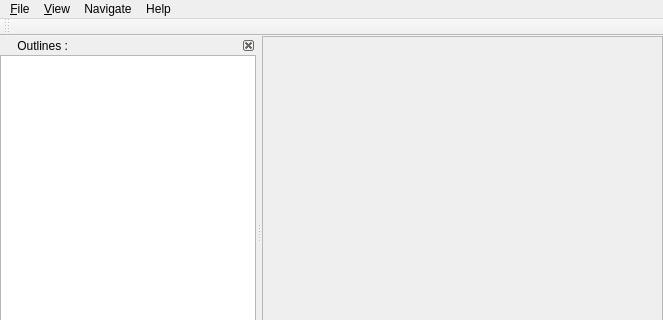
First picture: the form in data/mainwindow.ui, repository ksharindam/gospel-pdf-viewer, before the edit; both pictures show x 0 to 663 and y 0 to 320 of the 663 by 493 pixel window.
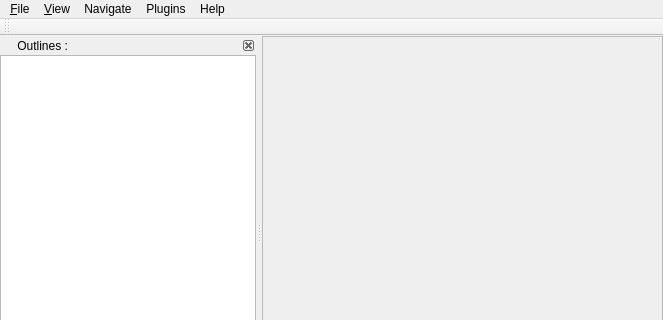
Second picture: the form after the edit. Icons and pictures are not drawn.

Commit message: add plugin manager

The edit to the form file:
```diff
--- a/data/mainwindow.ui
+++ b/data/mainwindow.ui
@@ -55,7 +55,7 @@
      <height>25</height>
     </rect>
    </property>
-   <widget class="QMenu" name="menuFile">
+   <widget class="QMenu" name="fileMenu">
     <property name="title">
      <string>&amp;File</string>
     </property>
@@ -86,7 +86,7 @@
     <addaction name="docInfoAction"/>
     <addaction name="quitAction"/>
    </widget>
-   <widget class="QMenu" name="menuNavigate">
+   <widget class="QMenu" name="navigateMenu">
     <property name="title">
      <string>Navigate</string>
     </property>
@@ -96,23 +96,29 @@
     <addaction name="firstPageAction"/>
     <addaction name="lastPageAction"/>
    </widget>
-   <widget class="QMenu" name="menuView">
+   <widget class="QMenu" name="viewMenu">
     <property name="title">
      <string>&amp;View</string>
     </property>
     <addaction name="zoominAction"/>
     <addaction name="zoomoutAction"/>
    </widget>
-   <widget class="QMenu" name="menuHelp">
+   <widget class="QMenu" name="helpMenu">
     <property name="title">
      <string>Help</string>
     </property>
     <addaction name="aboutAction"/>
    </widget>
-   <addaction name="menuFile"/>
-   <addaction name="menuView"/>
-   <addaction name="menuNavigate"/>
-   <addaction name="menuHelp"/>
+   <widget class="QMenu" name="pluginsMenu">
+    <property name="title">
+     <string>Plugins</string>
+    </property>
+   </widget>
+   <addaction name="fileMenu"/>
+   <addaction name="viewMenu"/>
+   <addaction name="navigateMenu"/>
+   <addaction name="pluginsMenu"/>
+   <addaction name="helpMenu"/>
   </widget>
   <widget class="QToolBar" name="toolBar">
    <property name="windowTitle">
```
Left out of the diff: 4 changed lines with no effect on the pictures. The commit also changes 4 other files.
